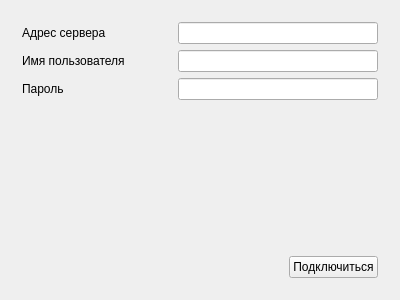
mrProper-666/POP3Client, file mainwindow.ui: the form before one commit.
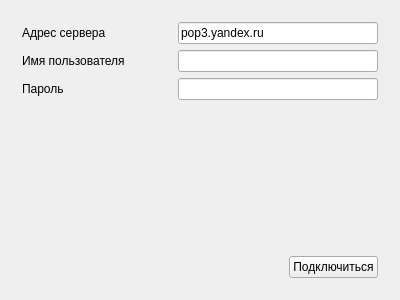
The form after the commit.

The edit to the form file:
```diff
--- a/mainwindow.ui
+++ b/mainwindow.ui
@@ -59,7 +59,7 @@
              </size>
             </property>
             <property name="text">
-             <string/>
+             <string>pop3.yandex.ru</string>
             </property>
            </widget>
           </item>
```
